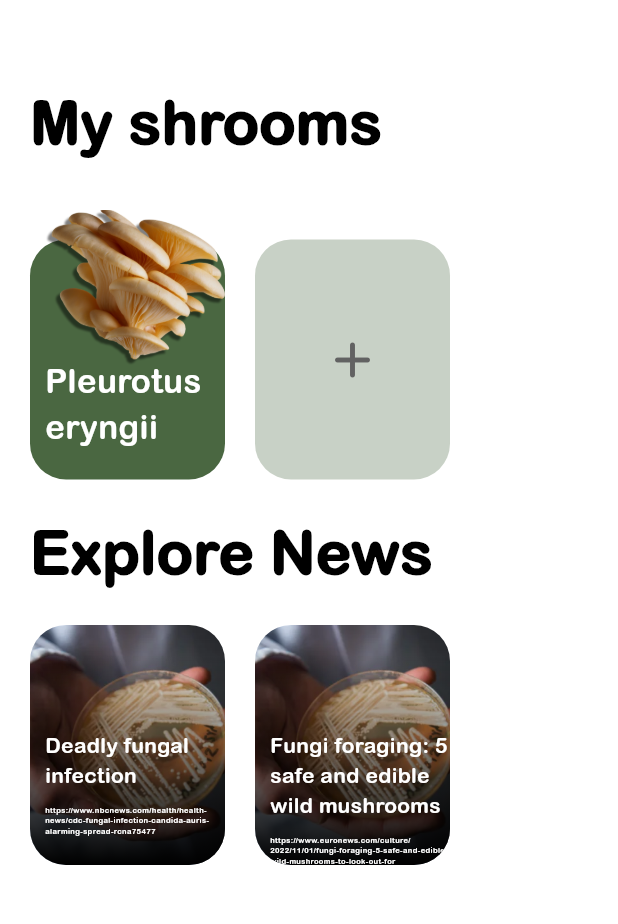
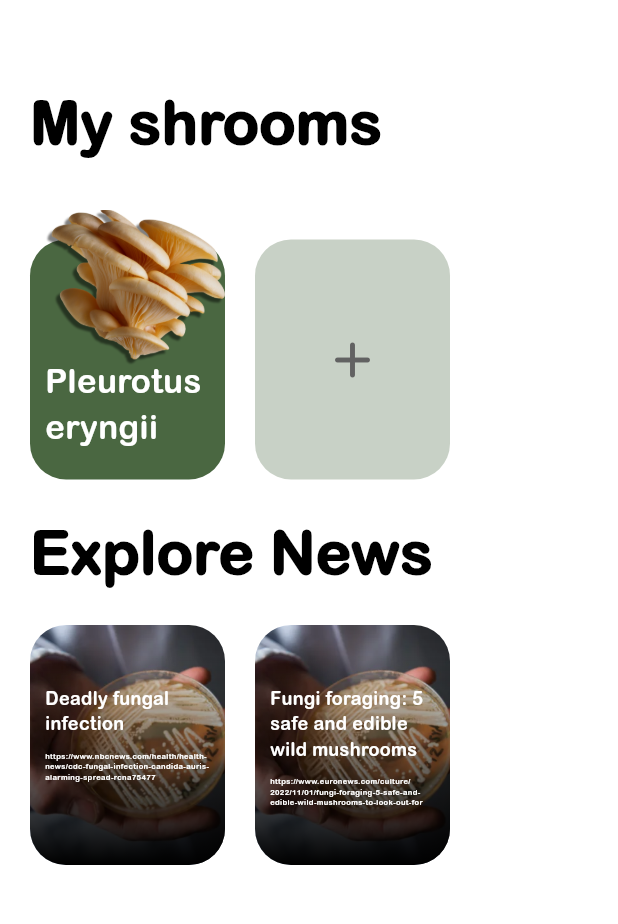
Before and after one commit to muxonn/grow_guard, a Flutter app: the HomePage screen opened directly, on a phone screen of 412 x 824 dp, the part 131-1055 px from its top. Run offline on Flutter 3.47's test engine with Material 3 defaults, Android fonts, the phone set to English and light mode, and no system bars; our stand-ins replace cloud_firestore, firebase_auth, firebase_core, flutter_hooks; accounts and stored records are empty.

Commit message:
Fix new block render overflow

```diff
--- a/lib/utils/news_block.dart
+++ b/lib/utils/news_block.dart
@@ -42,13 +42,13 @@ class NewsBlock extends StatelessWidget {
             width: 130,
             height: 140,
             child: Container(
-              margin: const EdgeInsets.only(left: 10, top: 50),
+              margin: const EdgeInsets.only(left: 10, top: 20, right: 10),
               child: Column(
                 children: [
                   Text(
                     title,
                     style: const TextStyle(
-                      fontSize: 14,
+                      fontSize: 12,
                       color: Colors.white,
                     ),
                   ),
```
